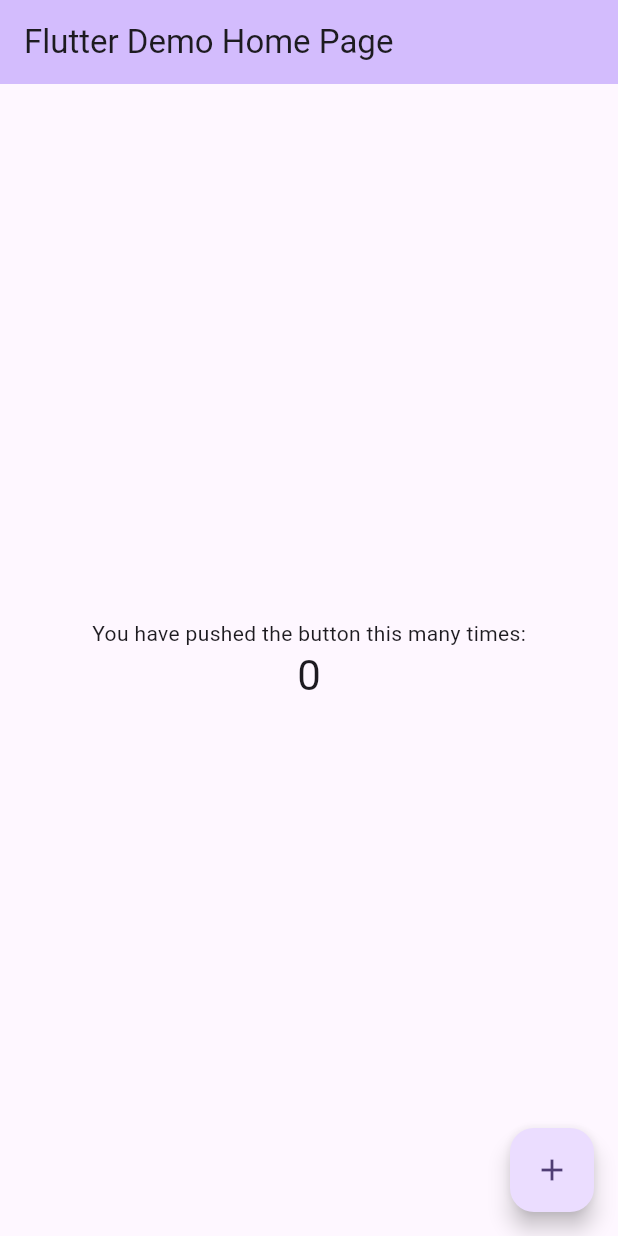
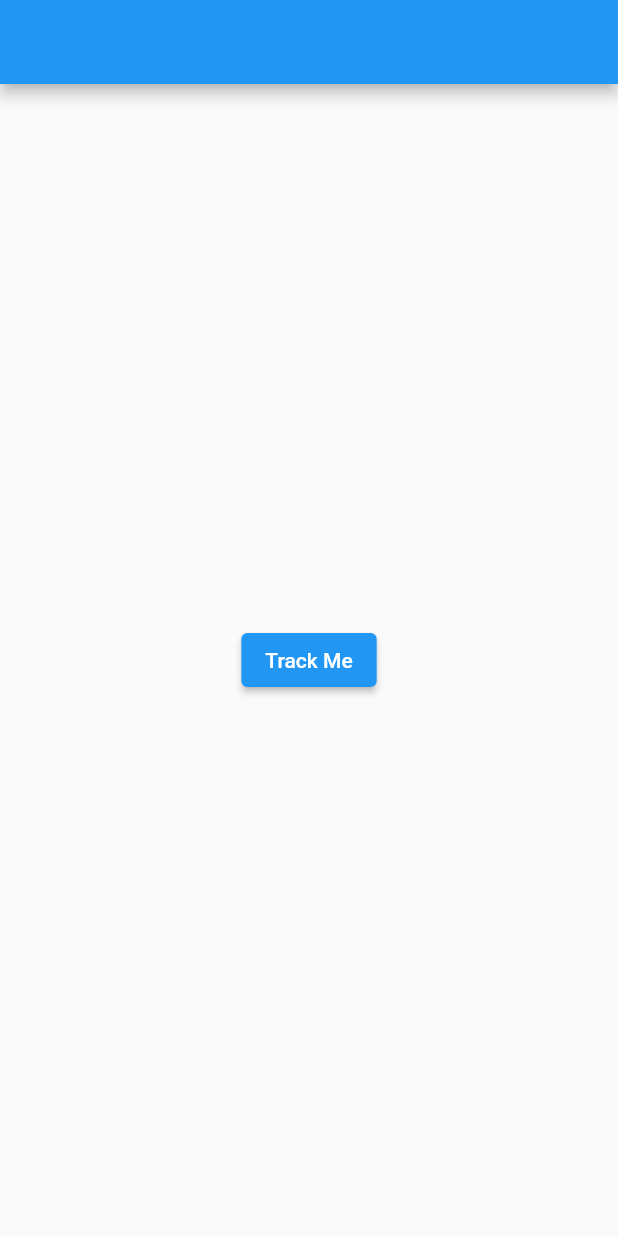
Before and after one commit to kingaborycka/HappyPaths, a Flutter app: the screen it shows after launch, on a phone screen of 412 x 824 dp. Run offline on Flutter 3.47's test engine with Material 2 defaults, Android fonts, the light colour scheme and no system bars; missing offline and left inert: dart:html.

Commit message:
Added 2 pages

```diff
--- a/lib/main.dart
+++ b/lib/main.dart
@@ -1,4 +1,5 @@
 import 'package:flutter/material.dart';
+import 'package:src/pages/home.dart';
 
 void main() {
   runApp(const MyApp());
@@ -10,116 +11,9 @@ class MyApp extends StatelessWidget {
   // This widget is the root of your application.
   @override
   Widget build(BuildContext context) {
-    return MaterialApp(
-      title: 'Flutter Demo',
-      theme: ThemeData(
-        // This is the theme of your application.
-        //
-        // TRY THIS: Try running your application with "flutter run". You'll see
-        // the application has a blue toolbar. Then, without quitting the app,
-        // try changing the seedColor in the colorScheme below to Colors.green
-        // and then invoke "hot reload" (save your changes or press the "hot
-        // reload" button in a Flutter-supported IDE, or press "r" if you used
-        // the command line to start the app).
-        //
-        // Notice that the counter didn't reset back to zero; the application
-        // state is not lost during the reload. To reset the state, use hot
-        // restart instead.
-        //
-        // This works for code too, not just values: Most code changes can be
-        // tested with just a hot reload.
-        colorScheme: ColorScheme.fromSeed(seedColor: Colors.deepPurple),
-        useMaterial3: true,
-      ),
-      home: const MyHomePage(title: 'Flutter Demo Home Page'),
+    return const MaterialApp(
+      debugShowCheckedModeBanner: false,
+      home: Home()
     );
   }
 }
-
-class MyHomePage extends StatefulWidget {
-  const MyHomePage({super.key, required this.title});
-
-  // This widget is the home page of your application. It is stateful, meaning
-  // that it has a State object (defined below) that contains fields that affect
-  // how it looks.
-
-  // This class is the configuration for the state. It holds the values (in this
-  // case the title) provided by the parent (in this case the App widget) and
-  // used by the build method of the State. Fields in a Widget subclass are
-  // always marked "final".
-
-  final String title;
-
-  @override
-  State<MyHomePage> createState() => _MyHomePageState();
-}
-
-class _MyHomePageState extends State<MyHomePage> {
-  int _counter = 0;
-
-  void _incrementCounter() {
-    setState(() {
-      // This call to setState tells the Flutter framework that something has
-      // changed in this State, which causes it to rerun the build method below
-      // so that the display can reflect the updated values. If we changed
-      // _counter without calling setState(), then the build method would not be
-      // called again, and so nothing would appear to happen.
-      _counter++;
-    });
-  }
-
-  @override
-  Widget build(BuildContext context) {
-    // This method is rerun every time setState is called, for instance as done
-    // by the _incrementCounter method above.
-    //
-    // The Flutter framework has been optimized to make rerunning build methods
-    // fast, so that you can just rebuild anything that needs updating rather
-    // than having to individually change instances of widgets.
-    return Scaffold(
-      appBar: AppBar(
-        // TRY THIS: Try changing the color here to a specific color (to
-        // Colors.amber, perhaps?) and trigger a hot reload to see the AppBar
-        // change color while the other colors stay the same.
-        backgroundColor: Theme.of(context).colorScheme.inversePrimary,
-        // Here we take the value from the MyHomePage object that was created by
-        // the App.build method, and use it to set our appbar title.
-        title: Text(widget.title),
-      ),
-      body: Center(
-        // Center is a layout widget. It takes a single child and positions it
-        // in the middle of the parent.
-        child: Column(
-          // Column is also a layout widget. It takes a list of children and
-          // arranges them vertically. By default, it sizes itself to fit its
-          // children horizontally, and tries to be as tall as its parent.
-          //
-          // Column has various properties to control how it sizes itself and
-          // how it positions its children. Here we use mainAxisAlignment to
-          // center the children vertically; the main axis here is the vertical
-          // axis because Columns are vertical (the cross axis would be
-          // horizontal).
-          //
-          // TRY THIS: Invoke "debug painting" (choose the "Toggle Debug Paint"
-          // action in the IDE, or press "p" in the console), to see the
-          // wireframe for each widget.
-          mainAxisAlignment: MainAxisAlignment.center,
-          children: <Widget>[
-            const Text(
-              'You have pushed the button this many times:',
-            ),
-            Text(
-              '$_counter',
-              style: Theme.of(context).textTheme.headlineMedium,
-            ),
-          ],
-        ),
-      ),
-      floatingActionButton: FloatingActionButton(
-        onPressed: _incrementCounter,
-        tooltip: 'Increment',
-        child: const Icon(Icons.add),
-      ), // This trailing comma makes auto-formatting nicer for build methods.
-    );
-  }
-}
--- /dev/null
+++ b/lib/pages/armed.dart
@@ -0,0 +1,16 @@
+
+
+import 'package:flutter/material.dart';
+
+class Armed extends StatelessWidget {
+const Armed({ Key? key }) : super(key: key);
+
+  @override
+  Widget build(BuildContext context){
+    return Scaffold(
+      appBar: AppBar(
+        title: const Text("Armed"),
+      ),
+    );
+  }
+}
--- /dev/null
+++ b/lib/pages/home.dart
@@ -0,0 +1,28 @@
+import 'dart:html';
+
+import 'package:flutter/material.dart';
+import 'package:src/pages/armed.dart';
+
+class Home extends StatelessWidget {
+  const Home({Key? key}) : super(key: key);
+
+  @override
+  Widget build(BuildContext context) {
+    return Scaffold(
+      appBar: AppBar(
+
+      ),
+      body: Center(
+        child: ElevatedButton(
+          child: const Text('Track Me'),
+          onPressed: () {
+            Navigator.push(
+              context,
+              MaterialPageRoute(builder: (context) => Armed()),
+            );
+          },
+        ),
+      ),
+    );
+  }
+}
```
